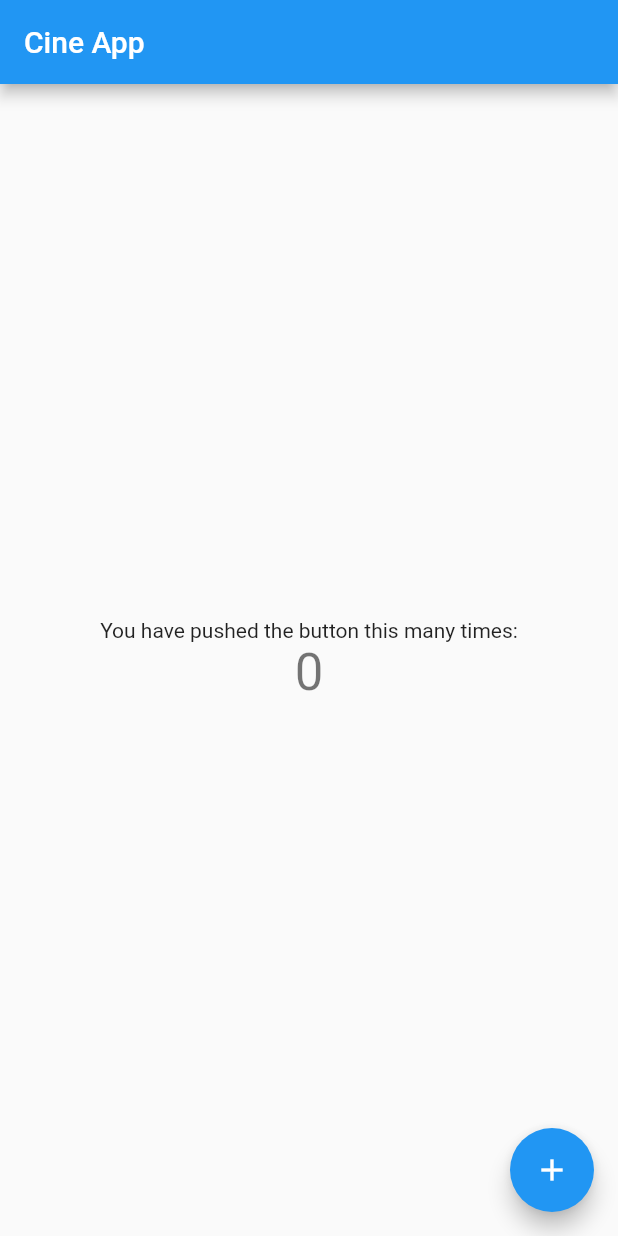
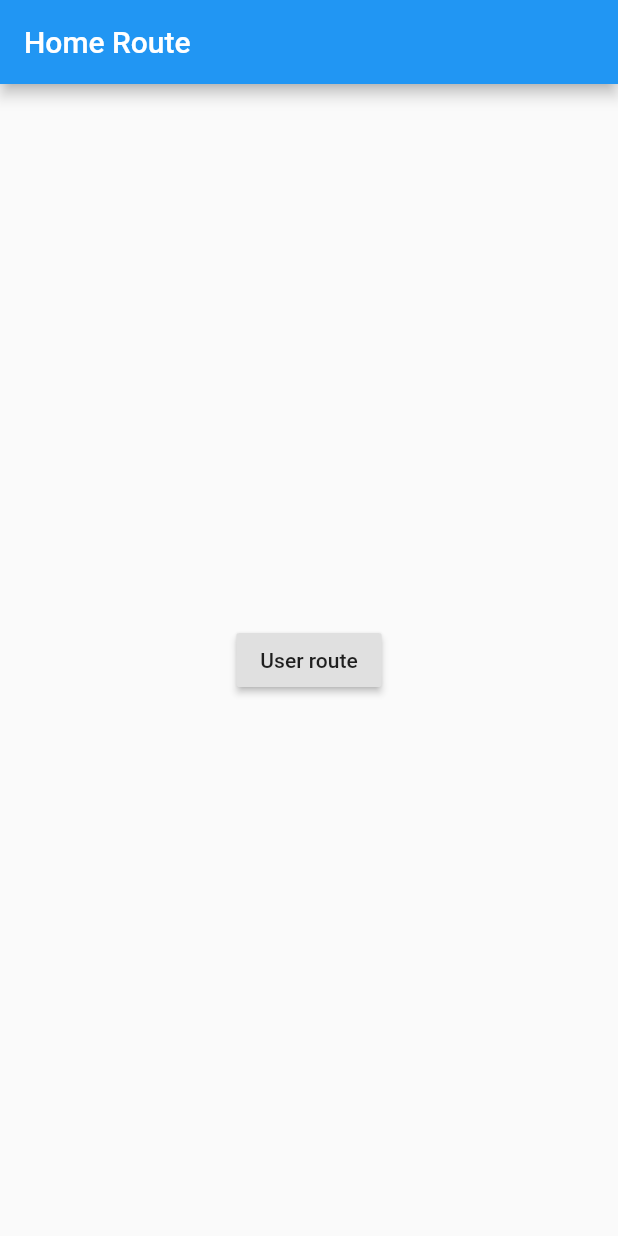
Before and after one commit to schinay29/Flutter_Cine_App, a Flutter app: the screen it shows after launch, on a phone screen of 412 x 824 dp. Run offline on Flutter 3.47's test engine with Material 2 defaults, Android fonts, the phone set to English and light mode, and no system bars.

Commit message:
init previw

```diff
--- a/lib/main.dart
+++ b/lib/main.dart
@@ -1,116 +1,9 @@
 import 'package:flutter/material.dart';
+import '../screens/home_screen.dart';
 
 void main() {
-  runApp(const MyApp());
+  runApp(MaterialApp(
+    title: 'Navigation Basics',
+    home: FirstRoute(),
+  ));
 }
-
-
-class MyApp extends StatelessWidget {
-  const MyApp({Key? key}) : super(key: key);
-
-  // This widget is the root of your application.
-  @override
-  Widget build(BuildContext context) {
-    return MaterialApp(
-      title: 'Flutter Demo',
-      theme: ThemeData(
-        // This is the theme of your application.
-        //
-        // Try running your application with "flutter run". You'll see the
-        // application has a blue toolbar. Then, without quitting the app, try
-        // changing the primarySwatch below to Colors.green and then invoke
-        // "hot reload" (press "r" in the console where you ran "flutter run",
-        // or simply save your changes to "hot reload" in a Flutter IDE).
-        // Notice that the counter didn't reset back to zero; the application
-        // is not restarted.
-        primarySwatch: Colors.blue,
-      ),
-      home: const MyHomePage(title: 'Cine App'),
-    );
-  }
-}
-
-class MyHomePage extends StatefulWidget {
-  const MyHomePage({Key? key, required this.title}) : super(key: key);
-
-  // This widget is the home page of your application. It is stateful, meaning
-  // that it has a State object (defined below) that contains fields that affect
-  // how it looks.
-
-  // This class is the configuration for the state. It holds the values (in this
-  // case the title) provided by the parent (in this case the App widget) and
-  // used by the build method of the State. Fields in a Widget subclass are
-  // always marked "final".
-
-  final String title;
-
-  @override
-  State<MyHomePage> createState() => _MyHomePageState();
-}
-
-class _MyHomePageState extends State<MyHomePage> {
-  int _counter = 0;
-
-  void _incrementCounter() {
-    setState(() {
-      // This call to setState tells the Flutter framework that something has
-      // changed in this State, which causes it to rerun the build method below
-      // so that the display can reflect the updated values. If we changed
-      // _counter without calling setState(), then the build method would not be
-      // called again, and so nothing would appear to happen.
-      _counter++;
-    });
-  }
-
-  @override
-  Widget build(BuildContext context) {
-    // This method is rerun every time setState is called, for instance as done
-    // by the _incrementCounter method above.
-    //
-    // The Flutter framework has been optimized to make rerunning build methods
-    // fast, so that you can just rebuild anything that needs updating rather
-    // than having to individually change instances of widgets.
-    return Scaffold(
-      appBar: AppBar(
-        // Here we take the value from the MyHomePage object that was created by
-        // the App.build method, and use it to set our appbar title.
-        title: Text(widget.title),
-      ),
-      body: Center(
-        // Center is a layout widget. It takes a single child and positions it
-        // in the middle of the parent.
-        child: Column(
-          // Column is also a layout widget. It takes a list of children and
-          // arranges them vertically. By default, it sizes itself to fit its
-          // children horizontally, and tries to be as tall as its parent.
-          //
-          // Invoke "debug painting" (press "p" in the console, choose the
-          // "Toggle Debug Paint" action from the Flutter Inspector in Android
-          // Studio, or the "Toggle Debug Paint" command in Visual Studio Code)
-          // to see the wireframe for each widget.
-          //
-          // Column has various properties to control how it sizes itself and
-          // how it positions its children. Here we use mainAxisAlignment to
-          // center the children vertically; the main axis here is the vertical
-          // axis because Columns are vertical (the cross axis would be
-          // horizontal).
-          mainAxisAlignment: MainAxisAlignment.center,
-          children: <Widget>[
-            const Text(
-              'You have pushed the button this many times:',
-            ),
-            Text(
-              '$_counter',
-              style: Theme.of(context).textTheme.headline4,
-            ),
-          ],
-        ),
-      ),
-      floatingActionButton: FloatingActionButton(
-        onPressed: _incrementCounter,
-        tooltip: 'Increment',
-        child: const Icon(Icons.add),
-      ), // This trailing comma makes auto-formatting nicer for build methods.
-    );
-  }
-}
--- /dev/null
+++ b/lib/screens/home_screen.dart
@@ -0,0 +1,24 @@
+import 'package:flutter/material.dart';
+import './user_screen.dart';
+
+class FirstRoute extends StatelessWidget {
+  @override
+  Widget build(BuildContext context) {
+    return Scaffold(
+      appBar: AppBar(
+        title: Text('Home Route'),
+      ),
+      body: Center(
+        child: RaisedButton(
+          child: Text('User route'),
+          onPressed: () {
+            Navigator.push(
+              context,
+              MaterialPageRoute(builder: (context) => UserRoute()),
+            );
+          },
+        ),
+      ),
+    );
+  }
+}
--- a/pubspec.yaml
+++ b/pubspec.yaml
@@ -34,6 +34,7 @@ dependencies:
   # The following adds the Cupertino Icons font to your application.
   # Use with the CupertinoIcons class for iOS style icons.
   cupertino_icons: ^1.0.2
+  http: ^0.13.4
 
 dev_dependencies:
   flutter_test:
```
Also changed, not shown: lib/screens/user_screen.dart (added, +19 -0 lines), pubspec.lock.
